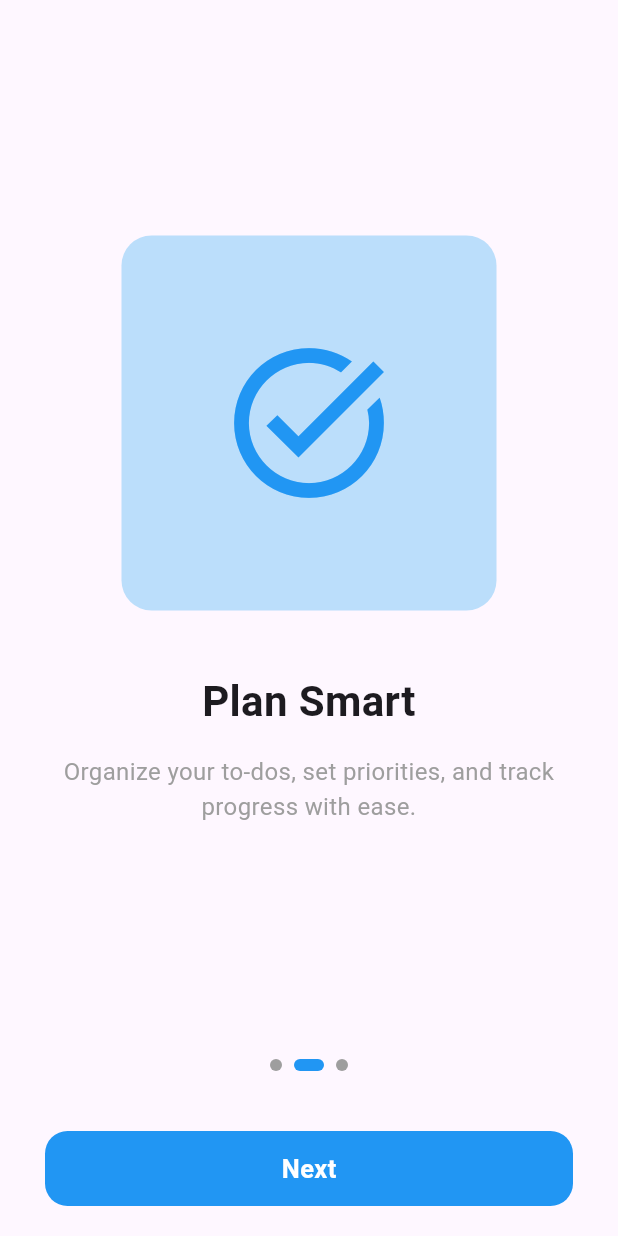
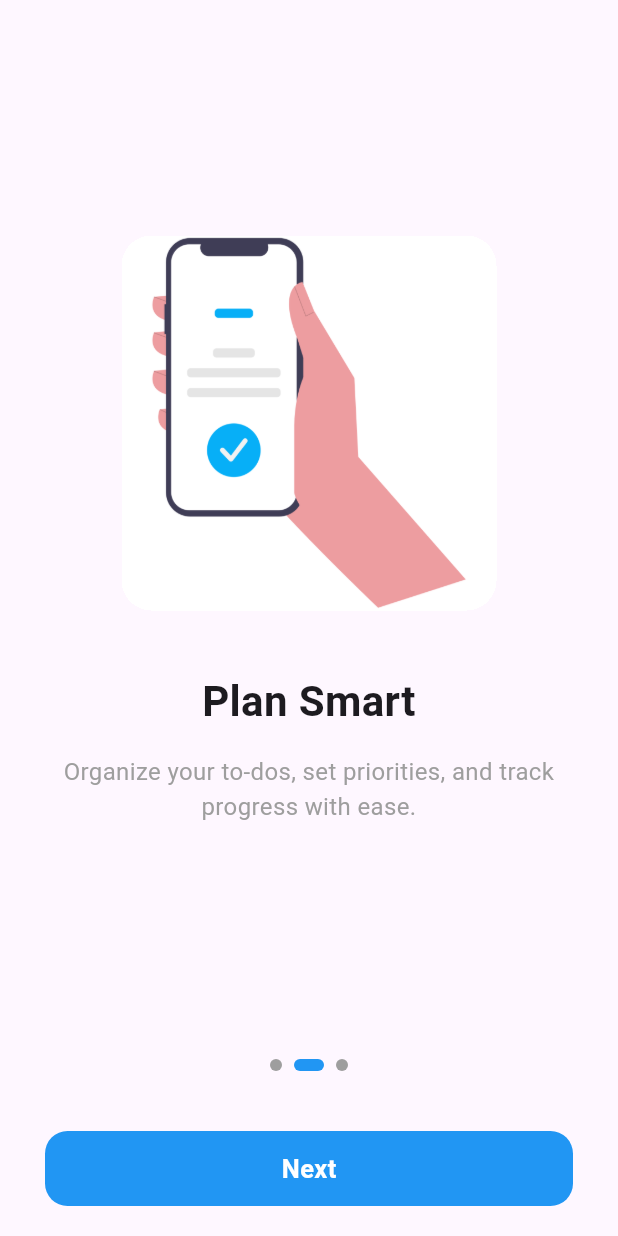
Before and after one commit to callmeCPU404/mi_task, a Flutter app: the screen it shows after launch, swiped to page 2, on a phone screen of 412 x 824 dp. Run offline on Flutter 3.47's test engine with Material 3 defaults, Android fonts, the light colour scheme and no system bars; our stand-ins replace flutter_riverpod.

Commit message:
Add onboarding images and update onboarding screen to display them

```diff
--- a/lib/screens/onboarding.dart
+++ b/lib/screens/onboarding.dart
@@ -17,17 +17,19 @@ class _OnboardingScreenState extends State<OnboardingScreen> {
   final List<Map<String, String>> onboardingData = [
     {
       "title": "Stay Organized",
-      "subtitle":
-          "Stay on top of your day with a simple and intuitive task manager."
+      "subtitle": "Stay on top of your day with a simple and intuitive task manager.",
+      "image": "assets/organised.png",
+
     },
     {
       "title": "Plan Smart",
-      "subtitle": "Organize your to-dos, set priorities, and track progress with ease."
+      "subtitle": "Organize your to-dos, set priorities, and track progress with ease.",
+      "image": "assets/smart.png",
     },
     {
       "title": "Achieve More",
-      "subtitle":
-          "Boost productivity by managing tasks efficiently — all in one place."
+      "subtitle": "Boost productivity by managing tasks efficiently — all in one place.",
+      "image": "assets/achieve.png",
     },
   ];
 
@@ -51,16 +53,19 @@ class _OnboardingScreenState extends State<OnboardingScreen> {
                   child: Column(
                     mainAxisAlignment: MainAxisAlignment.center,
                     children: [
-                      // Placeholder image (replace with AssetImage later)
+
+                      // Actual image from assets
       Container(
         height: 250,
         width: 250,
         decoration: BoxDecoration(
-                          color: Colors.blue.shade100,
           borderRadius: BorderRadius.circular(20),
         ),
-                        child: const Icon(Icons.task_alt,
-                            size: 120, color: Colors.blue),
+        clipBehavior: Clip.hardEdge,
+        child: Image.asset(
+          onboardingData[index]["image"]!,
+          fit: BoxFit.cover,
+        ),
       ),
                       const SizedBox(height: 40),
                       Text(
--- a/pubspec.yaml
+++ b/pubspec.yaml
@@ -59,9 +59,13 @@ flutter:
   uses-material-design: true
 
   # To add assets to your application, add an assets section, like this:
-  # assets:
+  assets:
+    - assets/achieve.png
+    - assets/organised.png
+    - assets/smart.png
   #   - images/a_dot_burr.jpeg
   #   - images/a_dot_ham.jpeg
+
 
   # An image asset can refer to one or more resolution-specific "variants", see
   # https://flutter.dev/to/resolution-aware-images
```
Also changed, not shown: assets/achieve.png (added), assets/organised.png (added), assets/smart.png (added). Lines whose indentation alone changed are shown as unchanged.
